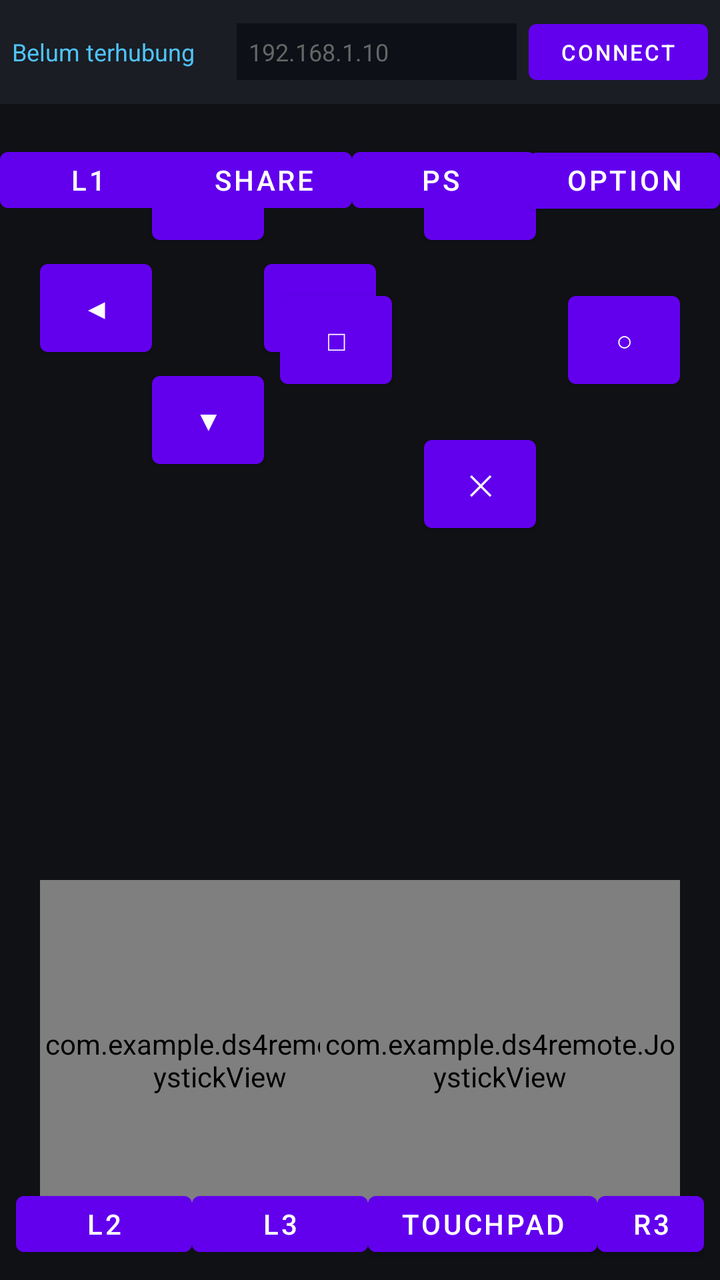
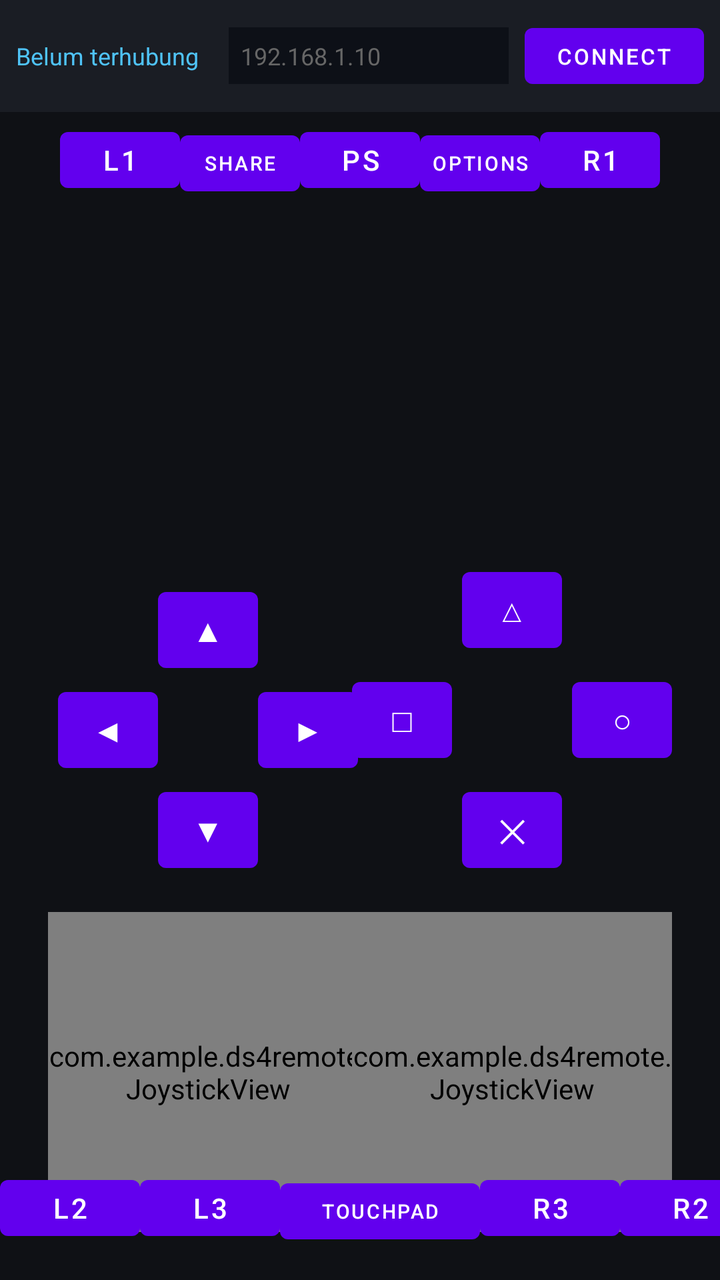

Screens rendered from an Android XML layout before and after an edit, with the pre-edit source and the edit as a unified diff.
<!-- AndroidManifest.xml: application theme Theme.MaterialComponents.DayNight.NoActionBar -->
<!-- res/layout/activity_main.xml -->
<?xml version="1.0" encoding="utf-8"?>
<FrameLayout xmlns:android="http://schemas.android.com/apk/res/android"
    android:layout_width="match_parent"
    android:layout_height="match_parent"
    android:background="#0F1115">

    
    <LinearLayout
        android:id="@+id/topBar"
        android:layout_width="match_parent"
        android:layout_height="wrap_content"
        android:orientation="horizontal"
        android:padding="6dp"
        android:background="#1A1D24"
        android:gravity="center_vertical">

        <TextView
            android:id="@+id/status"
            android:layout_width="0dp"
            android:layout_height="wrap_content"
            android:layout_weight="1"
            android:textColor="#4FC3F7"
            android:textSize="12sp"
            android:text="Belum terhubung"/>

        <EditText
            android:id="@+id/ipInput"
            android:layout_width="140dp"
            android:layout_height="wrap_content"
            android:hint="192.168.1.10"
            android:textColorHint="#666"
            android:textColor="#FFF"
            android:textSize="12sp"
            android:inputType="text"
            android:background="#0D1017"
            android:padding="6dp"/>

        <Button
            android:id="@+id/connectBtn"
            android:layout_width="wrap_content"
            android:layout_height="40dp"
            android:text="Connect"
            android:textSize="11sp"
            android:layout_marginStart="6dp"/>
    </LinearLayout>

    
    <com.example.ds4remote.JoystickView
        android:id="@+id/leftStick"
        android:layout_width="180dp"
        android:layout_height="180dp"
        android:layout_gravity="bottom|start"
        android:layout_margin="20dp"/>

    
    <com.example.ds4remote.JoystickView
        android:id="@+id/rightStick"
        android:layout_width="180dp"
        android:layout_height="180dp"
        android:layout_gravity="bottom|end"
        android:layout_margin="20dp"/>

    
    <LinearLayout
        android:layout_width="wrap_content"
        android:layout_height="wrap_content"
        android:orientation="vertical"
        android:layout_gravity="top|start"
        android:layout_marginTop="70dp"
        android:layout_marginStart="20dp">

        <Button android:id="@+id/dpadUp" android:text="▲"
            android:layout_width="56dp" android:layout_height="56dp"
            android:layout_gravity="center_horizontal"/>

        <LinearLayout
            android:layout_width="wrap_content" android:layout_height="wrap_content"
            android:orientation="horizontal">
            <Button android:id="@+id/dpadLeft" android:text="◀"
                android:layout_width="56dp" android:layout_height="56dp"/>
            <View android:id="@+id/dpadCenter"
                android:layout_width="56dp" android:layout_height="56dp"/>
            <Button android:id="@+id/dpadRight" android:text="▶"
                android:layout_width="56dp" android:layout_height="56dp"/>
        </LinearLayout>

        <Button android:id="@+id/dpadDown" android:text="▼"
            android:layout_width="56dp" android:layout_height="56dp"
            android:layout_gravity="center_horizontal"/>
    </LinearLayout>

    
    <FrameLayout
        android:layout_width="200dp"
        android:layout_height="200dp"
        android:layout_gravity="top|end"
        android:layout_marginTop="70dp"
        android:layout_marginEnd="20dp">

        <Button android:id="@+id/btnY" android:text="△"
            android:layout_width="56dp" android:layout_height="56dp"
            android:layout_gravity="top|center_horizontal"/>

        <Button android:id="@+id/btnX" android:text="□"
            android:layout_width="56dp" android:layout_height="56dp"
            android:layout_gravity="center_vertical|start"/>

        <Button android:id="@+id/btnB" android:text="○"
            android:layout_width="56dp" android:layout_height="56dp"
            android:layout_gravity="center_vertical|end"/>

        <Button android:id="@+id/btnA" android:text="✕"
            android:layout_width="56dp" android:layout_height="56dp"
            android:layout_gravity="bottom|center_horizontal"/>
    </FrameLayout>

    
    <LinearLayout
        android:layout_width="wrap_content"
        android:layout_height="wrap_content"
        android:orientation="horizontal"
        android:layout_gravity="top|center_horizontal"
        android:layout_marginTop="70dp">

        <Button android:id="@+id/btnL1" android:text="L1"
            android:layout_width="wrap_content" android:layout_height="40dp"/>
        <Button android:id="@+id/btnShare" android:text="Share"
            android:layout_width="wrap_content" android:layout_height="40dp"/>
        <Button android:id="@+id/btnPS" android:text="PS"
            android:layout_width="wrap_content" android:layout_height="40dp"/>
        <Button android:id="@+id/btnOptions" android:text="Options"
            android:layout_width="wrap_content" android:layout_height="40dp"/>
        <Button android:id="@+id/btnR1" android:text="R1"
            android:layout_width="wrap_content" android:layout_height="40dp"/>
    </LinearLayout>

    
    <LinearLayout
        android:layout_width="wrap_content"
        android:layout_height="wrap_content"
        android:orientation="horizontal"
        android:layout_gravity="bottom|center_horizontal"
        android:layout_margin="8dp">

        <Button android:id="@+id/btnL2" android:text="L2"
            android:layout_width="wrap_content" android:layout_height="40dp"/>
        <Button android:id="@+id/btnL3" android:text="L3"
            android:layout_width="wrap_content" android:layout_height="40dp"/>
        <Button android:id="@+id/btnTouchpad" android:text="Touchpad"
            android:layout_width="wrap_content" android:layout_height="40dp"/>
        <Button android:id="@+id/btnR3" android:text="R3"
            android:layout_width="wrap_content" android:layout_height="40dp"/>
        <Button android:id="@+id/btnR2" android:text="R2"
            android:layout_width="wrap_content" android:layout_height="40dp"/>
    </LinearLayout>

</FrameLayout>
<!-- resources referenced by this layout -->
<resources>

</resources>

<!-- the commit's change to res/layout/activity_main.xml (unified diff, before → after) -->
@@ -1,5 +1,7 @@
 <?xml version="1.0" encoding="utf-8"?>
-<FrameLayout xmlns:android="http://schemas.android.com/apk/res/android"
+<androidx.constraintlayout.widget.ConstraintLayout 
+    xmlns:android="http://schemas.android.com/apk/res/android"
+    xmlns:app="http://schemas.android.com/apk/res-auto"
     android:layout_width="match_parent"
     android:layout_height="match_parent"
     android:background="#0F1115">
@@ -10,9 +12,10 @@
         android:layout_width="match_parent"
         android:layout_height="wrap_content"
         android:orientation="horizontal"
-        android:padding="6dp"
+        android:padding="8dp"
         android:background="#1A1D24"
-        android:gravity="center_vertical">
+        android:gravity="center_vertical"
+        app:layout_constraintTop_toTopOf="parent">
 
         <TextView
             android:id="@+id/status"
@@ -41,117 +44,163 @@
             android:layout_height="40dp"
             android:text="Connect"
             android:textSize="11sp"
-            android:layout_marginStart="6dp"/>
-    </LinearLayout>
-
+            android:layout_marginStart="8dp"/>
+    </LinearLayout>
+
+    
+    
     
     <com.example.ds4remote.JoystickView
         android:id="@+id/leftStick"
-        android:layout_width="180dp"
-        android:layout_height="180dp"
-        android:layout_gravity="bottom|start"
-        android:layout_margin="20dp"/>
-
-    
-    <com.example.ds4remote.JoystickView
-        android:id="@+id/rightStick"
-        android:layout_width="180dp"
-        android:layout_height="180dp"
-        android:layout_gravity="bottom|end"
-        android:layout_margin="20dp"/>
-
-    
-    <LinearLayout
+        android:layout_width="160dp"
+        android:layout_height="160dp"
+        android:layout_marginStart="24dp"
+        android:layout_marginBottom="24dp"
+        app:layout_constraintBottom_toBottomOf="parent"
+        app:layout_constraintStart_toStartOf="parent"/>
+
+    
+    <LinearLayout
+        android:id="@+id/dpadContainer"
         android:layout_width="wrap_content"
         android:layout_height="wrap_content"
         android:orientation="vertical"
-        android:layout_gravity="top|start"
-        android:layout_marginTop="70dp"
-        android:layout_marginStart="20dp">
+        android:layout_marginBottom="16dp"
+        app:layout_constraintBottom_toTopOf="@+id/leftStick"
+        app:layout_constraintStart_toStartOf="@+id/leftStick"
+        app:layout_constraintEnd_toEndOf="@+id/leftStick">
 
         <Button android:id="@+id/dpadUp" android:text="▲"
-            android:layout_width="56dp" android:layout_height="56dp"
-            android:layout_gravity="center_horizontal"/>
+            android:layout_width="50dp" android:layout_height="50dp"
+            android:layout_gravity="center_horizontal"
+            android:padding="0dp" android:textSize="16sp"/>
 
         <LinearLayout
             android:layout_width="wrap_content" android:layout_height="wrap_content"
             android:orientation="horizontal">
             <Button android:id="@+id/dpadLeft" android:text="◀"
-                android:layout_width="56dp" android:layout_height="56dp"/>
+                android:layout_width="50dp" android:layout_height="50dp"
+                android:padding="0dp" android:textSize="16sp"/>
             <View android:id="@+id/dpadCenter"
-                android:layout_width="56dp" android:layout_height="56dp"/>
+                android:layout_width="50dp" android:layout_height="50dp"/>
             <Button android:id="@+id/dpadRight" android:text="▶"
-                android:layout_width="56dp" android:layout_height="56dp"/>
+                android:layout_width="50dp" android:layout_height="50dp"
+                android:padding="0dp" android:textSize="16sp"/>
         </LinearLayout>
 
         <Button android:id="@+id/dpadDown" android:text="▼"
-            android:layout_width="56dp" android:layout_height="56dp"
-            android:layout_gravity="center_horizontal"/>
-    </LinearLayout>
-
-    
-    <FrameLayout
-        android:layout_width="200dp"
-        android:layout_height="200dp"
-        android:layout_gravity="top|end"
-        android:layout_marginTop="70dp"
-        android:layout_marginEnd="20dp">
+            android:layout_width="50dp" android:layout_height="50dp"
+            android:layout_gravity="center_horizontal"
+            android:padding="0dp" android:textSize="16sp"/>
+    </LinearLayout>
+
+    
+
+    
+    <com.example.ds4remote.JoystickView
+        android:id="@+id/rightStick"
+        android:layout_width="160dp"
+        android:layout_height="160dp"
+        android:layout_marginEnd="24dp"
+        android:layout_marginBottom="24dp"
+        app:layout_constraintBottom_toBottomOf="parent"
+        app:layout_constraintEnd_toEndOf="parent"/>
+
+    
+    <androidx.constraintlayout.widget.ConstraintLayout
+        android:id="@+id/faceButtons"
+        android:layout_width="160dp"
+        android:layout_height="160dp"
+        android:layout_marginBottom="16dp"
+        app:layout_constraintBottom_toTopOf="@+id/rightStick"
+        app:layout_constraintEnd_toEndOf="@+id/rightStick"
+        app:layout_constraintStart_toStartOf="@+id/rightStick">
 
         <Button android:id="@+id/btnY" android:text="△"
-            android:layout_width="56dp" android:layout_height="56dp"
-            android:layout_gravity="top|center_horizontal"/>
+            android:layout_width="50dp" android:layout_height="50dp"
+            android:padding="0dp" android:textSize="16sp"
+            app:layout_constraintTop_toTopOf="parent"
+            app:layout_constraintStart_toStartOf="parent"
+            app:layout_constraintEnd_toEndOf="parent"/>
 
         <Button android:id="@+id/btnX" android:text="□"
-            android:layout_width="56dp" android:layout_height="56dp"
-            android:layout_gravity="center_vertical|start"/>
+            android:layout_width="50dp" android:layout_height="50dp"
+            android:padding="0dp" android:textSize="16sp"
+            app:layout_constraintTop_toTopOf="parent"
+            app:layout_constraintBottom_toBottomOf="parent"
+            app:layout_constraintStart_toStartOf="parent"/>
 
         <Button android:id="@+id/btnB" android:text="○"
-            android:layout_width="56dp" android:layout_height="56dp"
-            android:layout_gravity="center_vertical|end"/>
+            android:layout_width="50dp" android:layout_height="50dp"
+            android:padding="0dp" android:textSize="16sp"
+            app:layout_constraintTop_toTopOf="parent"
+            app:layout_constraintBottom_toBottomOf="parent"
+            app:layout_constraintEnd_toEndOf="parent"/>
 
         <Button android:id="@+id/btnA" android:text="✕"
-            android:layout_width="56dp" android:layout_height="56dp"
-            android:layout_gravity="bottom|center_horizontal"/>
-    </FrameLayout>
-
-    
-    <LinearLayout
+            android:layout_width="50dp" android:layout_height="50dp"
+            android:padding="0dp" android:textSize="16sp"
+            app:layout_constraintBottom_toBottomOf="parent"
+            app:layout_constraintStart_toStartOf="parent"
+            app:layout_constraintEnd_toEndOf="parent"/>
+    </androidx.constraintlayout.widget.ConstraintLayout>
+
+
+    
+    
+    <LinearLayout
+        android:id="@+id/topRow"
         android:layout_width="wrap_content"
         android:layout_height="wrap_content"
         android:orientation="horizontal"
-        android:layout_gravity="top|center_horizontal"
-        android:layout_marginTop="70dp">
+        android:layout_marginTop="60dp"
+        app:layout_constraintTop_toTopOf="parent"
+        app:layout_constraintStart_toStartOf="parent"
+        app:layout_constraintEnd_toEndOf="parent">
 
         <Button android:id="@+id/btnL1" android:text="L1"
-            android:layout_width="wrap_content" android:layout_height="40dp"/>
+            android:layout_width="60dp" android:layout_height="40dp" android:padding="0dp"/>
+
         <Button android:id="@+id/btnShare" android:text="Share"
-            android:layout_width="wrap_content" android:layout_height="40dp"/>
+            android:layout_width="60dp" android:layout_height="40dp" android:padding="0dp" android:textSize="10sp"/>
+
         <Button android:id="@+id/btnPS" android:text="PS"
-            android:layout_width="wrap_content" android:layout_height="40dp"/>
+            android:layout_width="60dp" android:layout_height="40dp" android:padding="0dp"/>
+
         <Button android:id="@+id/btnOptions" android:text="Options"
-            android:layout_width="wrap_content" android:layout_height="40dp"/>
+            android:layout_width="60dp" android:layout_height="40dp" android:padding="0dp" android:textSize="10sp"/>
+
         <Button android:id="@+id/btnR1" android:text="R1"
-            android:layout_width="wrap_content" android:layout_height="40dp"/>
-    </LinearLayout>
-
-    
-    <LinearLayout
+            android:layout_width="60dp" android:layout_height="40dp" android:padding="0dp"/>
+    </LinearLayout>
+
+
+    
+    
+    <LinearLayout
+        android:id="@+id/bottomRow"
         android:layout_width="wrap_content"
         android:layout_height="wrap_content"
         android:orientation="horizontal"
-        android:layout_gravity="bottom|center_horizontal"
-        android:layout_margin="8dp">
+        android:layout_marginBottom="16dp"
+        app:layout_constraintBottom_toBottomOf="parent"
+        app:layout_constraintStart_toStartOf="parent"
+        app:layout_constraintEnd_toEndOf="parent">
 
         <Button android:id="@+id/btnL2" android:text="L2"
-            android:layout_width="wrap_content" android:layout_height="40dp"/>
+            android:layout_width="70dp" android:layout_height="40dp" android:padding="0dp"/>
+
         <Button android:id="@+id/btnL3" android:text="L3"
-            android:layout_width="wrap_content" android:layout_height="40dp"/>
+            android:layout_width="70dp" android:layout_height="40dp" android:padding="0dp"/>
+
         <Button android:id="@+id/btnTouchpad" android:text="Touchpad"
-            android:layout_width="wrap_content" android:layout_height="40dp"/>
+            android:layout_width="100dp" android:layout_height="40dp" android:padding="0dp" android:textSize="10sp"/>
+
         <Button android:id="@+id/btnR3" android:text="R3"
-            android:layout_width="wrap_content" android:layout_height="40dp"/>
+            android:layout_width="70dp" android:layout_height="40dp" android:padding="0dp"/>
+
         <Button android:id="@+id/btnR2" android:text="R2"
-            android:layout_width="wrap_content" android:layout_height="40dp"/>
-    </LinearLayout>
-
-</FrameLayout>
+            android:layout_width="70dp" android:layout_height="40dp" android:padding="0dp"/>
+    </LinearLayout>
+
+</androidx.constraintlayout.widget.ConstraintLayout>
